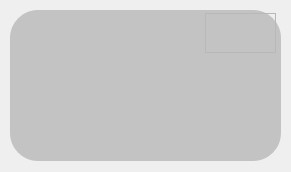
Yish1/Class-Roster-Picker-NEXT, file smallwindow.ui: the form before one commit.
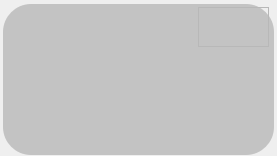
The form after the commit. Icons and pictures are not drawn.

The edit to the form file:
```diff
--- a/smallwindow.ui
+++ b/smallwindow.ui
@@ -6,8 +6,8 @@
    <rect>
     <x>0</x>
     <y>0</y>
-    <width>291</width>
-    <height>172</height>
+    <width>277</width>
+    <height>156</height>
    </rect>
   </property>
   <property name="windowTitle">
@@ -16,18 +16,17 @@
   <widget class="QLabel" name="label">
    <property name="geometry">
     <rect>
-     <x>10</x>
-     <y>10</y>
+     <x>3</x>
+     <y>4</y>
      <width>271</width>
      <height>151</height>
     </rect>
    </property>
    <property name="styleSheet">
-    <string notr="true">background-color: rgba(194, 194, 194, 0.97);
-border-top-left-radius :28px;
-border-bottom-left-radius :28px;
-border-top-right-radius :28px;
-border-bottom-right-radius :28px;</string>
+    <string notr="true">QWidget {
+background-color: rgba(194, 194, 194, 0.97);
+border-radius: 28px;
+}</string>
    </property>
    <property name="text">
     <string/>
@@ -36,8 +35,8 @@
   <widget class="QFrame" name="frame">
    <property name="geometry">
     <rect>
-     <x>205</x>
-     <y>13</y>
+     <x>198</x>
+     <y>7</y>
      <width>71</width>
      <height>40</height>
     </rect>
@@ -96,8 +95,8 @@
   <widget class="QPushButton" name="pushButton_7">
    <property name="geometry">
     <rect>
-     <x>90</x>
-     <y>30</y>
+     <x>83</x>
+     <y>24</y>
      <width>111</width>
      <height>101</height>
     </rect>
@@ -125,8 +124,8 @@
   <widget class="QLabel" name="label_3">
    <property name="geometry">
     <rect>
-     <x>37</x>
-     <y>26</y>
+     <x>30</x>
+     <y>20</y>
      <width>64</width>
      <height>16</height>
     </rect>
@@ -144,8 +143,8 @@
   <widget class="QLabel" name="label_2">
    <property name="geometry">
     <rect>
-     <x>27</x>
-     <y>29</y>
+     <x>20</x>
+     <y>23</y>
      <width>231</width>
      <height>111</height>
     </rect>
```
